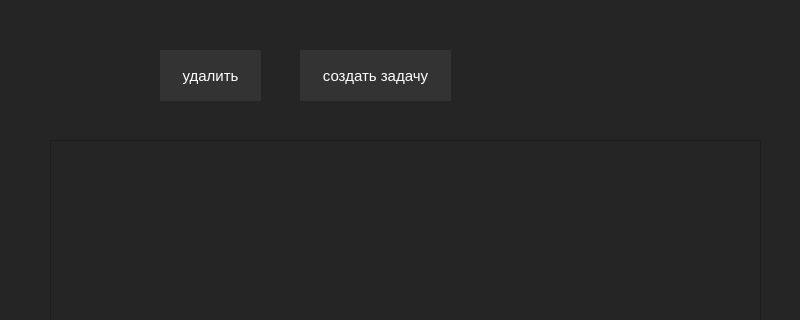
This is untitled/forms/mainwindow2.ui in skulweq/project_taskmanager as Qt 5 draws it before an edit; both pictures show x 0 to 800 and y 0 to 320 of the 800 by 600 pixel window. The edited form follows.
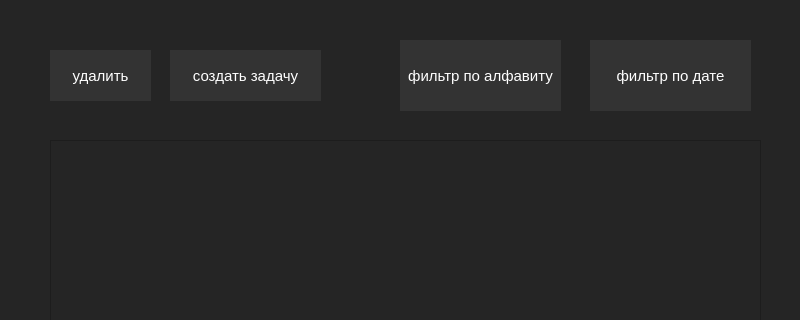
This is the edited form.

```diff
--- a/untitled/forms/mainwindow2.ui
+++ b/untitled/forms/mainwindow2.ui
@@ -20,7 +20,7 @@
    <widget class="QPushButton" name="deleteButton">
     <property name="geometry">
      <rect>
-      <x>160</x>
+      <x>50</x>
       <y>50</y>
       <width>101</width>
       <height>51</height>
@@ -49,7 +49,7 @@
    <widget class="QPushButton" name="pushButton_2">
     <property name="geometry">
      <rect>
-      <x>300</x>
+      <x>170</x>
       <y>50</y>
       <width>151</width>
       <height>51</height>
@@ -95,6 +95,64 @@
 }</string>
     </property>
    </widget>
+   <widget class="QPushButton" name="sortAlphabetButton">
+    <property name="geometry">
+     <rect>
+      <x>400</x>
+      <y>40</y>
+      <width>161</width>
+      <height>71</height>
+     </rect>
+    </property>
+    <property name="font">
+     <font>
+      <pointsize>11</pointsize>
+     </font>
+    </property>
+    <property name="styleSheet">
+     <string notr="true">QPushButton {
+	border: #383838;
+	color: white;
+	background-color: #333333;
+}
+
+QPushButton::pressed {
+	background-color: #424242;
+}</string>
+    </property>
+    <property name="text">
+     <string>фильтр по алфавиту</string>
+    </property>
+   </widget>
+   <widget class="QPushButton" name="sortDateButton">
+    <property name="geometry">
+     <rect>
+      <x>590</x>
+      <y>40</y>
+      <width>161</width>
+      <height>71</height>
+     </rect>
+    </property>
+    <property name="font">
+     <font>
+      <pointsize>11</pointsize>
+     </font>
+    </property>
+    <property name="styleSheet">
+     <string notr="true">QPushButton {
+	border: #383838;
+	color: white;
+	background-color: #333333;
+}
+
+QPushButton::pressed {
+	background-color: #424242;
+}</string>
+    </property>
+    <property name="text">
+     <string>фильтр по дате</string>
+    </property>
+   </widget>
   </widget>
  </widget>
  <resources/>
```
